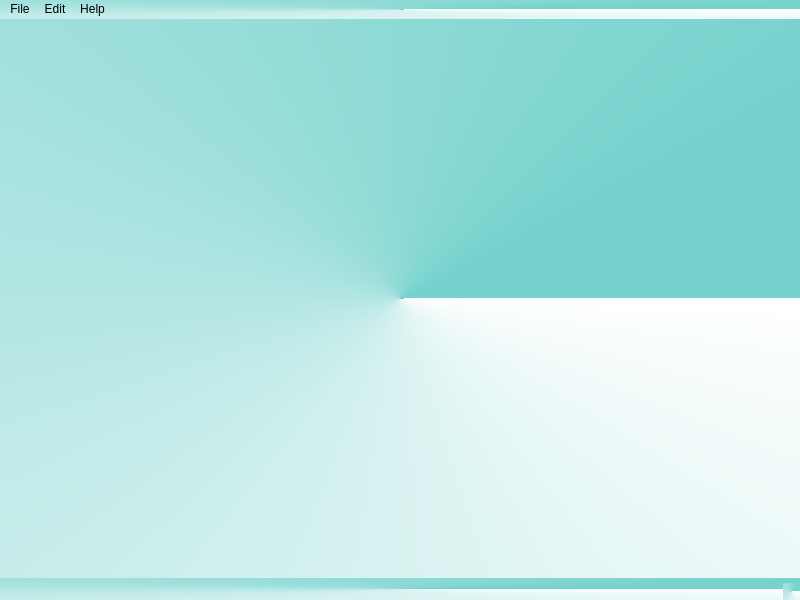
Old version of the form registration.ui in the repository chidelmun/SNI.
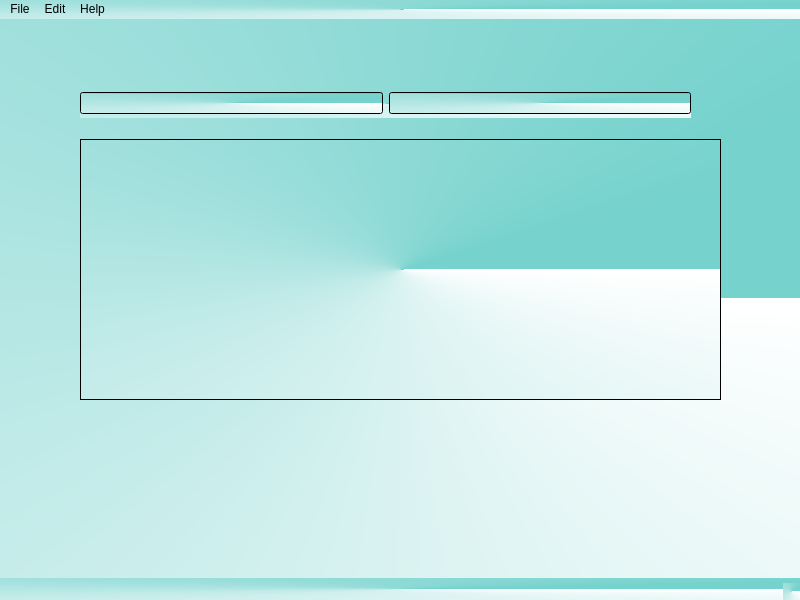
New version of the form.

Commit message: Inert table view to registration UI

Diff of the .ui file:
```diff
--- a/registration.ui
+++ b/registration.ui
@@ -16,7 +16,36 @@
   <property name="styleSheet">
    <string notr="true">background-color: qconicalgradient(cx:0.5, cy:0.5, angle:0, stop:0.0954545 rgba(118, 210, 205, 255), stop:1 rgba(255, 255, 255, 255));</string>
   </property>
-  <widget class="QWidget" name="centralwidget"/>
+  <widget class="QWidget" name="centralwidget">
+   <widget class="QTableView" name="tableView">
+    <property name="geometry">
+     <rect>
+      <x>80</x>
+      <y>120</y>
+      <width>641</width>
+      <height>261</height>
+     </rect>
+    </property>
+   </widget>
+   <widget class="QWidget" name="">
+    <property name="geometry">
+     <rect>
+      <x>80</x>
+      <y>70</y>
+      <width>611</width>
+      <height>29</height>
+     </rect>
+    </property>
+    <layout class="QHBoxLayout" name="horizontalLayout">
+     <item>
+      <widget class="QLineEdit" name="lineEdit"/>
+     </item>
+     <item>
+      <widget class="QLineEdit" name="lineEdit_2"/>
+     </item>
+    </layout>
+   </widget>
+  </widget>
   <widget class="QMenuBar" name="menubar">
    <property name="geometry">
     <rect>
```
